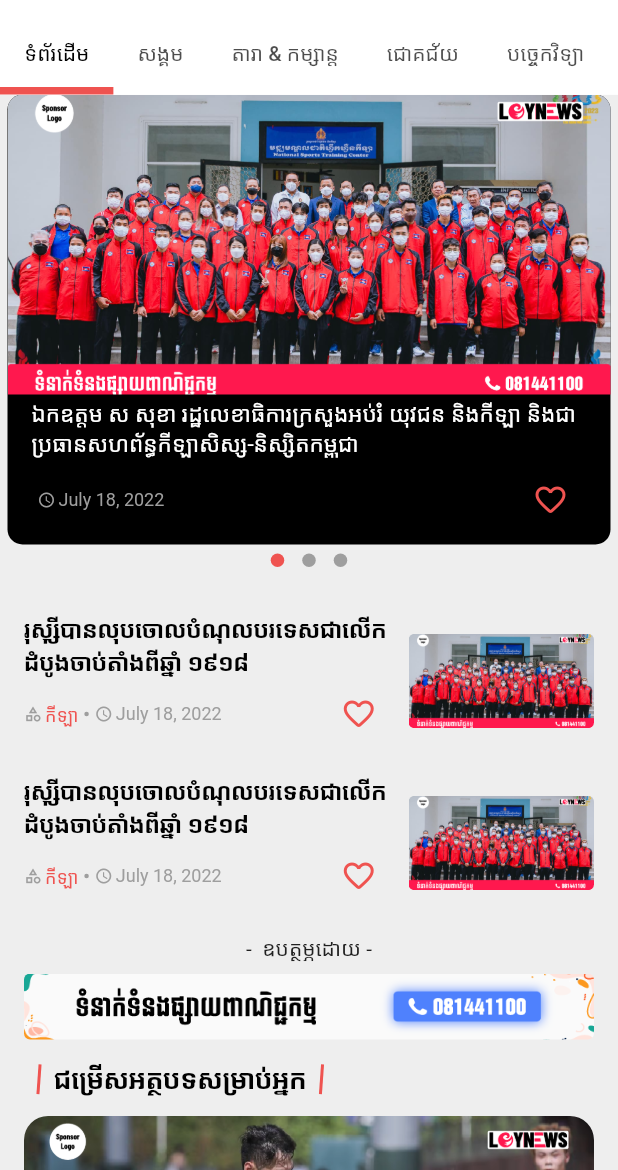
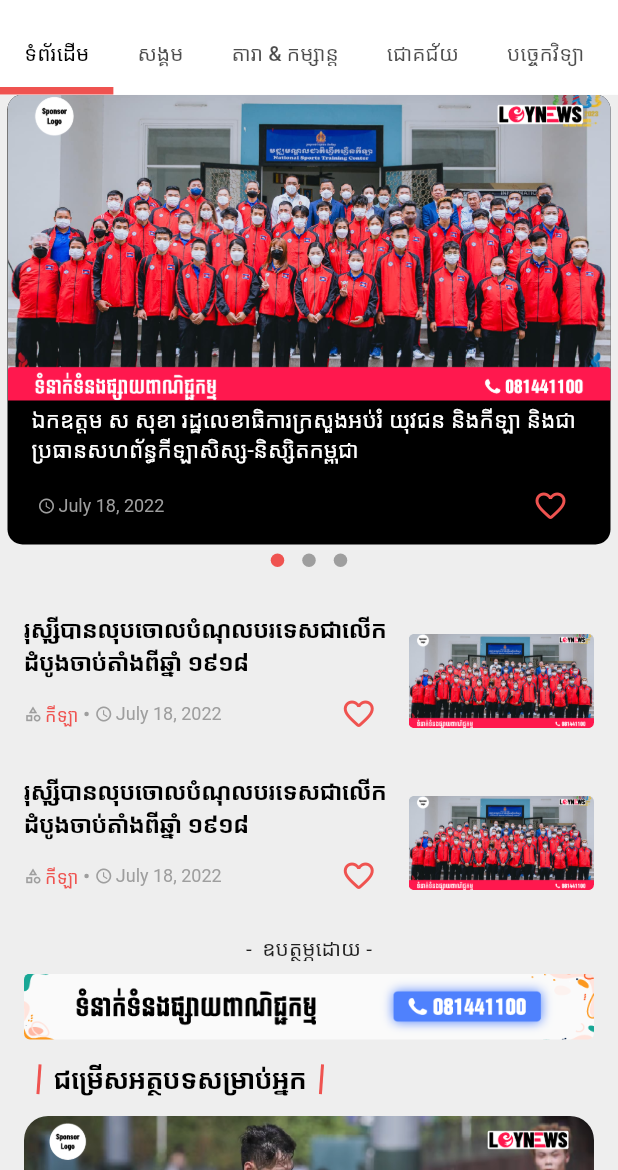
Before and after one commit to leapkh/loynews, a Flutter app: the screen it shows after launch, on a phone screen of 412 x 824 dp, the part 66-1236 px from its top. Run offline on Flutter 3.47's test engine with Material 2 defaults, Android fonts, the light colour scheme and no system bars; drawn by our look-alikes of carousel_slider, dots_indicator; our stand-ins replace gap.

Commit message:
Fix ui issue

```diff
--- a/lib/src/ui/screen/landing_screen.dart
+++ b/lib/src/ui/screen/landing_screen.dart
@@ -1,12 +1,10 @@
 import 'package:flutter/material.dart';
-import 'package:loynews/src/ui/screen/category_screen.dart';
-import 'package:loynews/src/ui/screen/home_screen.dart';
+import 'package:loynews/src/ui/screen/posts_screen.dart';
 
 class LandingScreen extends StatelessWidget {
-
   LandingScreen({Key? key}) : super(key: key);
 
-  List<Tab> tabs = <Tab>[
+  final List<Tab> tabs = <Tab>[
     const Tab(text: 'ទំព័រដើម'),
     const Tab(text: 'សង្គម'),
     const Tab(text: 'តារា & កម្សាន្ត'),
@@ -18,12 +16,25 @@ class LandingScreen extends StatelessWidget {
 
   @override
   Widget build(BuildContext context) {
-    return DefaultTabController (
+    return DefaultTabController(
       length: tabs.length,
       child: Scaffold(
         body: NestedScrollView(
           floatHeaderSlivers: true,
-          headerSliverBuilder: (context, innerBoxIsScrolled) => [
+          headerSliverBuilder: headerSliverWidgets,
+          body: TabBarView(
+            children: tabs.map((Tab tab) {
+              return PostsScreen(tab);
+            }).toList(),
+          ),
+        ),
+      ),
+    );
+  }
+
+  List<Widget> headerSliverWidgets(
+      BuildContext context, bool innerBoxIsScrolled) {
+    return [
       SliverAppBar(
         floating: true,
         snap: true,
@@ -43,13 +54,8 @@ class LandingScreen extends StatelessWidget {
           onPressed: () {},
         ),
         actions: [
-                IconButton(
-                  onPressed: () {},
-                  icon: const Icon(Icons.search_rounded)
-                ),
-                IconButton(
-                  onPressed: () {},
-                  icon: const Icon(Icons.sunny))
+          IconButton(onPressed: () {}, icon: const Icon(Icons.search_rounded)),
+          IconButton(onPressed: () {}, icon: const Icon(Icons.sunny))
         ],
         backgroundColor: Colors.white,
         bottom: TabBar(
@@ -61,14 +67,7 @@ class LandingScreen extends StatelessWidget {
         ),
         elevation: 0.5,
       )
-          ],
-          body: TabBarView(
-            children: tabs.map((Tab tab) {
-              return tab.text.toString() == 'ទំព័រដើម'? HomeScreen(): CategoryScreen(category: tab.text.toString(),);
-            }).toList(),
-          ),
-        ),
-      ),
-    );
+    ];
   }
+
 }
--- /dev/null
+++ b/lib/src/ui/screen/posts_screen.dart
@@ -0,0 +1,70 @@
+
+
+import 'package:flutter/material.dart';
+import 'package:gap/gap.dart';
+import 'package:loynews/src/widgets/post_size_l.dart';
+import 'package:loynews/src/widgets/small_sponsore_widget.dart';
+import 'package:loynews/src/widgets/top_post_size_l_widget.dart';
+import 'package:loynews/src/widgets/top_post_size_s_widget.dart';
+import 'package:loynews/src/widgets/view_all_widget.dart';
+
+import '../../widgets/slider_widget.dart';
+import '../../widgets/post_size_s.dart';
+
+class PostsScreen extends StatelessWidget {
+  const PostsScreen(this.tab, {Key? key}) : super(key: key);
+
+  final Tab tab;
+
+  @override
+  Widget build(BuildContext context) {
+    return SingleChildScrollView(
+      child:
+        Container(
+          width: MediaQuery.of(context).size.width,
+          color: Colors.grey.shade200,
+          child: Column(
+            children: [
+              SliderWidget(),
+              const Gap(16),
+              const PostSizeS(),
+              const PostSizeS(),
+              const SmallSponsoreWidget(size: 's',),
+              const ViewAllWidget(firstText: 'ជម្រើសអត្ថបទសម្រាប់អ្នក', secondText: 'មើលទាំងអស់', isColor: true),
+              const PostSizeL(),
+              const Gap(4),
+              const PostSizeS(),
+              const PostSizeS(),
+              const PostSizeS(),
+              Container(
+                // height: 1430,
+                color: Colors.blueGrey.shade900,
+                padding: const EdgeInsets.symmetric(vertical: 16),
+                child: Column(
+                  children: const [
+                    ViewAllWidget(firstText: 'អត្ថបទមានអ្នកអានច្រើន', secondText: 'មើលទាំងអស់'),
+                    TopPostSizeLWidget(isColor: true, number: '01',),
+                    Gap(16),
+                    TopPostSizeLWidget(isColor: true, number: '02',),
+                    Gap(16),
+                    TopPostSizeLWidget(isColor: true, number: '03',),
+                    Gap(16),
+                    TopPostSizeS(number: '04',),
+                    TopPostSizeS(number: '05',),
+                    TopPostSizeS(number: '06',),
+                  ],
+                ),
+              ),
+              const ViewAllWidget(firstText: 'ព័ត៌មានចុងក្រោយ', secondText: 'មើលទាំងអស់', isColor: true, isViewAll: true,),
+              const PostSizeL(),
+              const PostSizeL(),
+              const PostSizeL(),
+              const PostSizeL(),
+              const PostSizeL(),
+            ],
+          ),
+        )
+
+    );
+  }
+}
--- a/lib/src/widgets/post_size_l.dart
+++ b/lib/src/widgets/post_size_l.dart
@@ -26,14 +26,15 @@ class PostSizeL extends StatelessWidget {
         ),
         child: Column(
           children: [
-            Container(
-              height: 200,
+            Expanded(
+              child: Container(
                 decoration: const BoxDecoration(
                   borderRadius: BorderRadius.only(topLeft: Radius.circular(16), topRight: Radius.circular(16)),
                   image: DecorationImage(
                     image: AssetImage('lib/images/slides/slide_2.png'),
                     fit: BoxFit.cover
                   )
+                ),
               ),
             ),
             Container(
--- a/lib/src/widgets/slider_widget.dart
+++ b/lib/src/widgets/slider_widget.dart
@@ -22,64 +22,56 @@ class _SliderWidgetState extends State<SliderWidget> {
           options: CarouselOptions(
             height: 300,
             autoPlay: true,
-            aspectRatio: 16/9,
+            aspectRatio: 16 / 9,
             autoPlayCurve: Curves.fastOutSlowIn,
             enableInfiniteScroll: false,
             viewportFraction: 1,
             // enlargeCenterPage: true,
             onPageChanged: (index, reason) {
               _currentIndex = index;
-              setState((){});
+              setState(() {});
             },
           ),
-          items: [1,2,3].map((i) {
-            return Builder(
-              builder: (BuildContext context) {
+          items: [1, 2, 3].map((i) {
             return Container(
               margin: const EdgeInsets.symmetric(horizontal: 5),
               decoration: BoxDecoration(
-                    borderRadius: BorderRadius.circular(10),
-                    color: Colors.black
-                  ),
+                  borderRadius: BorderRadius.circular(10), color: Colors.black),
               child: Column(
                 children: [
-                      Container(
-                        height: 200,
+                  Expanded(
+                    child: Container(
                       decoration: const BoxDecoration(
-                          borderRadius: BorderRadius.only(topLeft: Radius.circular(10), topRight: Radius.circular(10)),
+                          borderRadius: BorderRadius.only(
+                              topLeft: Radius.circular(10),
+                              topRight: Radius.circular(10)),
                           image: DecorationImage(
                               image: AssetImage("lib/images/slides/slide_1.png"),
-                            fit: BoxFit.cover
-                          )
+                              fit: BoxFit.cover)),
                     ),
                   ),
                   Container(
-                        padding: const EdgeInsets.symmetric(horizontal: 16, vertical: 2),
+                    padding:
+                        const EdgeInsets.symmetric(horizontal: 16, vertical: 2),
                     child: const Text(
                       'ឯកឧត្តម ស សុខា រដ្ឋលេខាធិការក្រសួងអប់រំ យុវជន និងកីឡា និងជាប្រធានសហព័ន្ធកីឡាសិស្ស-និស្សិតកម្ពុជា',
-                          style: TextStyle(
-                            color: Colors.white,
-                            fontSize: 15
-                          ),
+                      style: TextStyle(color: Colors.white, fontSize: 15),
                     ),
                   ),
                   Container(
-                        padding: const EdgeInsets.symmetric(horizontal: 16, vertical: 2),
-                        child:const IconDateWidget(),
+                    padding:
+                        const EdgeInsets.symmetric(horizontal: 16, vertical: 2),
+                    child: const IconDateWidget(),
                   )
                 ],
               ),
-                );
-              },
             );
           }).toList(),
         ),
         DotsIndicator(
           dotsCount: 3,
           position: _currentIndex.toDouble(),
-          decorator: DotsDecorator(
-            activeColor: Styles.primaryColor
-          ),
+          decorator: DotsDecorator(activeColor: Styles.primaryColor),
         ),
       ],
     );
```
Also changed, not shown: 1 other file. Lines whose indentation alone changed are shown as unchanged.
